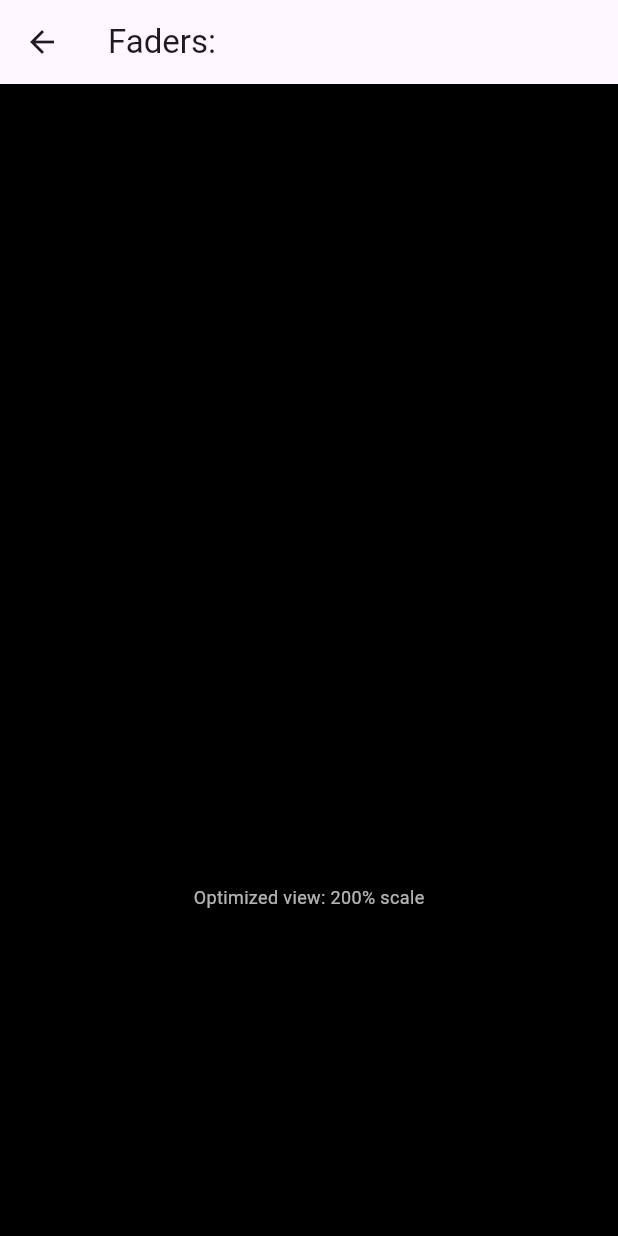
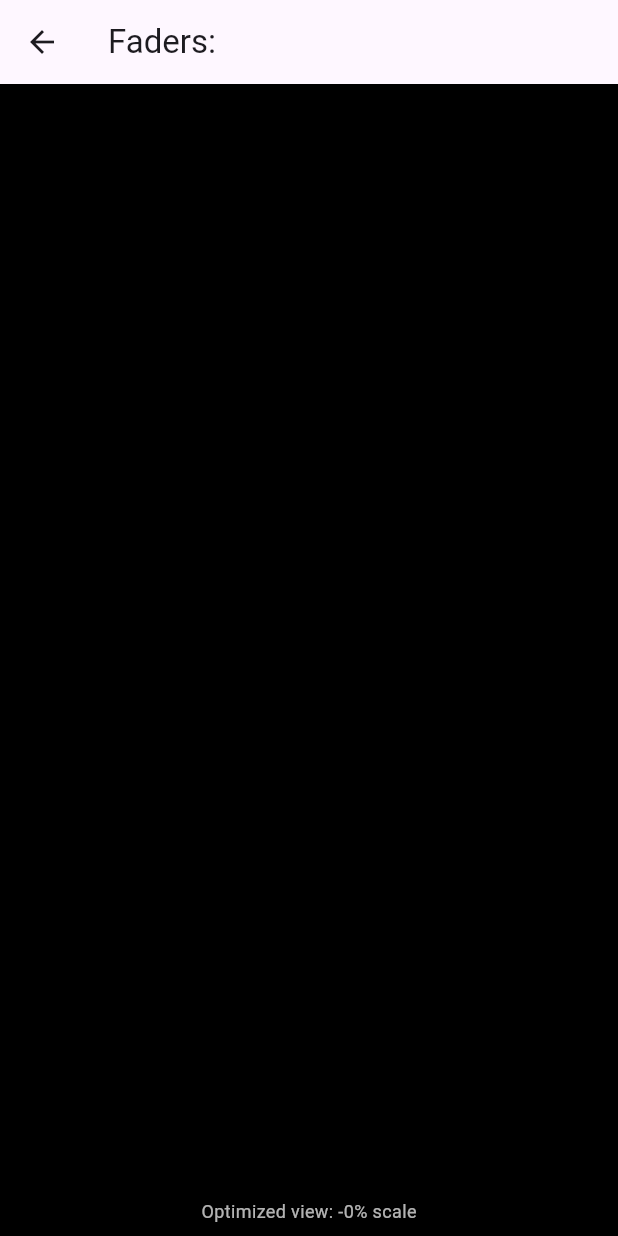
Before and after one commit to buzzspeakerhire/bss_test, a Flutter app: the FixedFadersViewer screen opened directly with empty values, on a phone screen of 412 x 824 dp. Run offline on Flutter 3.47's test engine with Material 3 defaults, Android fonts, the phone set to English and light mode, and no system bars; our stand-ins replace file_picker.

Commit message:
faders scaling ok

```diff
--- a/bss_test/lib/fixed_faders_viewer.dart
+++ b/bss_test/lib/fixed_faders_viewer.dart
@@ -19,88 +19,94 @@ class _FixedFadersViewerState extends State<FixedFadersViewer> {
   // Fixed scaling factor - will be calculated once
   double _scaleFactor = 1.0;
 
+  // Whether the panel should be rotated
+  bool _shouldRotate = false;
+
+  @override
+  void initState() {
+    super.initState();
+
+    // Determine if rotation is needed based on panel dimensions
+    _shouldRotate = widget.panel.size.width > widget.panel.size.height;
+    debugPrint('Panel dimensions: ${widget.panel.size.width} x ${widget.panel.size.height}');
+    debugPrint('Should rotate: $_shouldRotate');
+  }
+
   @override
   Widget build(BuildContext context) {
     // Get only the faders from the panel
     final faders = widget.panel.findControlsByType(ControlType.fader);
 
-    // Sort faders by their x position from left to right
-    faders.sort((a, b) => a.position.dx.compareTo(b.position.dx));
-
-    // Calculate available screen width accounting for padding
+    // Calculate available screen dimensions
     final screenWidth = MediaQuery.of(context).size.width;
     final screenHeight = MediaQuery.of(context).size.height -
-                         AppBar().preferredSize.height -
+                        kToolbarHeight -
                         MediaQuery.of(context).padding.top -
-                         MediaQuery.of(context).padding.bottom;
+                        MediaQuery.of(context).padding.bottom -
+                        50; // Extra padding for the label at bottom
 
-    // Determine the needed width for all faders with spacing
-    final totalOriginalWidth = faders.isNotEmpty
-        ? faders.last.position.dx + faders.last.size.width - faders.first.position.dx
-        : 0.0;
+    // Find the bounds of the fader area
+    double minX = double.infinity;
+    double minY = double.infinity;
+    double maxX = 0;
+    double maxY = 0;
 
-    // Calculate scale factor based on screen width
-    _scaleFactor = (screenWidth * 0.9) / totalOriginalWidth;
+    for (final fader in faders) {
+      minX = fader.position.dx < minX ? fader.position.dx : minX;
+      minY = fader.position.dy < minY ? fader.position.dy : minY;
+      maxX = (fader.position.dx + fader.size.width) > maxX ? (fader.position.dx + fader.size.width) : maxX;
+      maxY = (fader.position.dy + fader.size.height) > maxY ? (fader.position.dy + fader.size.height) : maxY;
+    }
 
-    // Limit scale factor to ensure faders aren't too small or large
-    _scaleFactor = _scaleFactor.clamp(0.1, 2.0);
+    // Calculate fader region dimensions
+    final regionWidth = maxX - minX;
+    final regionHeight = maxY - minY;
+
+    debugPrint('Fader region: $minX,$minY to $maxX,$maxY ($regionWidth x $regionHeight)');
+
+    // Calculate scale factor based on whether we're rotating or not
+    if (_shouldRotate) {
+      // When rotating, swap width and height for calculation
+      final scaleFactor1 = screenWidth / regionHeight;
+      final scaleFactor2 = screenHeight / regionWidth;
+      _scaleFactor = scaleFactor1 < scaleFactor2 ? scaleFactor1 : scaleFactor2;
+    } else {
+      // Normal orientation
+      final scaleFactor1 = screenWidth / regionWidth;
+      final scaleFactor2 = screenHeight / regionHeight;
+      _scaleFactor = scaleFactor1 < scaleFactor2 ? scaleFactor1 : scaleFactor2;
+    }
+
+    // Apply a safety margin to ensure everything is visible
+    _scaleFactor = _scaleFactor * 0.90; // 90% of calculated scale
 
     return Scaffold(
       appBar: AppBar(
-        title: Text('Faders: ${widget.panel.name}'),
+        title: Text(_shouldRotate
+            ? 'Rotated Faders: ${widget.panel.name}'
+            : 'Faders: ${widget.panel.name}'),
       ),
       body: Container(
         color: Colors.black,
         width: double.infinity,
         height: double.infinity,
-        child: Center(
-          child: Column(
-            mainAxisAlignment: MainAxisAlignment.center,
-            children: [
-              // Horizontal row of faders - rotated 90 degrees from original
-              SizedBox(
-                height: 300, // Fixed height for the faders row
-                child: SingleChildScrollView(
-                  scrollDirection: Axis.horizontal,
-                  child: Row(
-                    mainAxisAlignment: MainAxisAlignment.center,
-                    crossAxisAlignment: CrossAxisAlignment.center,
-                    children: faders.map((fader) {
-                      return Padding(
-                        padding: const EdgeInsets.symmetric(horizontal: 4.0),
-                        child: SizedBox(
-                          width: 80, // Fixed width for each fader
-                          height: 280, // Fixed height for each fader
         child: Column(
           children: [
-                              // Add labels at the top
-                              Padding(
-                                padding: const EdgeInsets.only(bottom: 4.0),
-                                child: Text(
-                                  fader.name,
-                                  style: TextStyle(
-                                    color: fader.foregroundColor,
-                                    fontSize: 12,
-                                  ),
-                                  textAlign: TextAlign.center,
-                                  overflow: TextOverflow.ellipsis,
+            // Main fader view with rotation if needed
+            Expanded(
+              child: Center(
+                child: _shouldRotate
+                    ? RotatedBox(
+                        quarterTurns: 1, // 90 degrees clockwise
+                        child: _buildFaderRegion(faders, minX, minY, maxX, maxY),
+                      )
+                    : _buildFaderRegion(faders, minX, minY, maxX, maxY),
               ),
             ),
-                              // The fader itself - direct renderer, not scaled or transformable
-                              Expanded(
-                                child: BareFaderRenderer(control: fader),
-                              ),
-                            ],
-                          ),
-                        ),
-                      );
-                    }).toList(),
-                  ),
-                ),
-              ),
-              // Add visual and text feedback that scaling was applied
+
+            // Scale indicator
             Padding(
-                padding: const EdgeInsets.only(top: 16.0),
+              padding: const EdgeInsets.only(top: 4.0, bottom: 8.0),
               child: Text(
                 'Optimized view: ${(_scaleFactor * 100).toStringAsFixed(0)}% scale',
                 style: const TextStyle(color: Colors.white70, fontSize: 12),
@@ -109,6 +115,40 @@ class _FixedFadersViewerState extends State<FixedFadersViewer> {
           ],
         ),
       ),
+    );
+  }
+
+  Widget _buildFaderRegion(List<dynamic> faders, double minX, double minY, double maxX, double maxY) {
+    // Calculate region dimensions
+    final regionWidth = maxX - minX;
+    final regionHeight = maxY - minY;
+
+    return Transform.scale(
+      scale: _scaleFactor,
+      alignment: Alignment.center,
+      child: SizedBox(
+        width: regionWidth,
+        height: regionHeight,
+        child: Stack(
+          clipBehavior: Clip.none,
+          children: [
+            // Background
+            Positioned.fill(
+              child: Container(
+                color: widget.panel.backgroundColor,
+              ),
+            ),
+
+            // Position faders relative to the region's top-left corner
+            ...faders.map((fader) => Positioned(
+              left: fader.position.dx - minX, // Offset by minX to align with region
+              top: fader.position.dy - minY,  // Offset by minY to align with region
+              width: fader.size.width,
+              height: fader.size.height,
+              child: BareFaderRenderer(control: fader),
+            )),
+          ],
+        ),
       ),
     );
   }
```
Also changed, not shown: bss_test/lib/control_renderers/bare_fader_renderer.dart (+9 -25 lines), bss_test/lib/panel_loader_screen.dart (+5 -5 lines), bss_test/lib/rotated_panel_viewer.dart (added, +120 -0 lines), 1 other file. Lines whose indentation alone changed are shown as unchanged.
